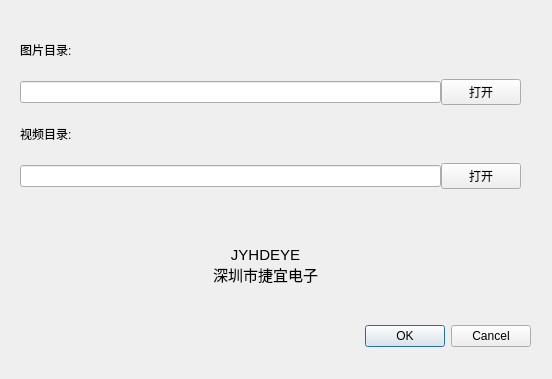
First picture: the form in SettingDialog.ui, repository c95000/DemoCube, before the edit.
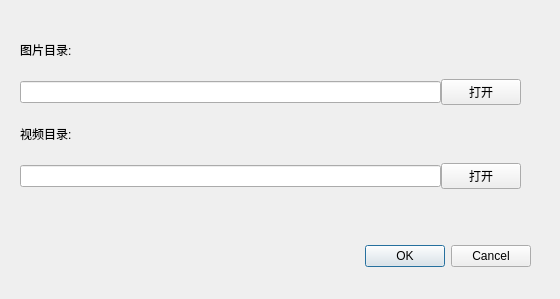
Second picture: the form after the edit.

```diff
--- a/SettingDialog.ui
+++ b/SettingDialog.ui
@@ -6,8 +6,8 @@
    <rect>
     <x>0</x>
     <y>0</y>
-    <width>552</width>
-    <height>379</height>
+    <width>560</width>
+    <height>299</height>
    </rect>
   </property>
   <property name="windowTitle">
@@ -17,7 +17,7 @@
    <property name="geometry">
     <rect>
      <x>190</x>
-     <y>320</y>
+     <y>240</y>
      <width>341</width>
      <height>32</height>
     </rect>
@@ -29,28 +29,6 @@
     <set>QDialogButtonBox::Cancel|QDialogButtonBox::Ok</set>
    </property>
   </widget>
-  <widget class="QLabel" name="company">
-   <property name="geometry">
-    <rect>
-     <x>130</x>
-     <y>240</y>
-     <width>271</width>
-     <height>51</height>
-    </rect>
-   </property>
-   <property name="font">
-    <font>
-     <pointsize>11</pointsize>
-    </font>
-   </property>
-   <property name="text">
-    <string>JYHDEYE
-深圳市捷宜电子</string>
-   </property>
-   <property name="alignment">
-    <set>Qt::AlignCenter</set>
-   </property>
-  </widget>
   <widget class="QWidget" name="layoutWidget">
    <property name="geometry">
     <rect>
```
